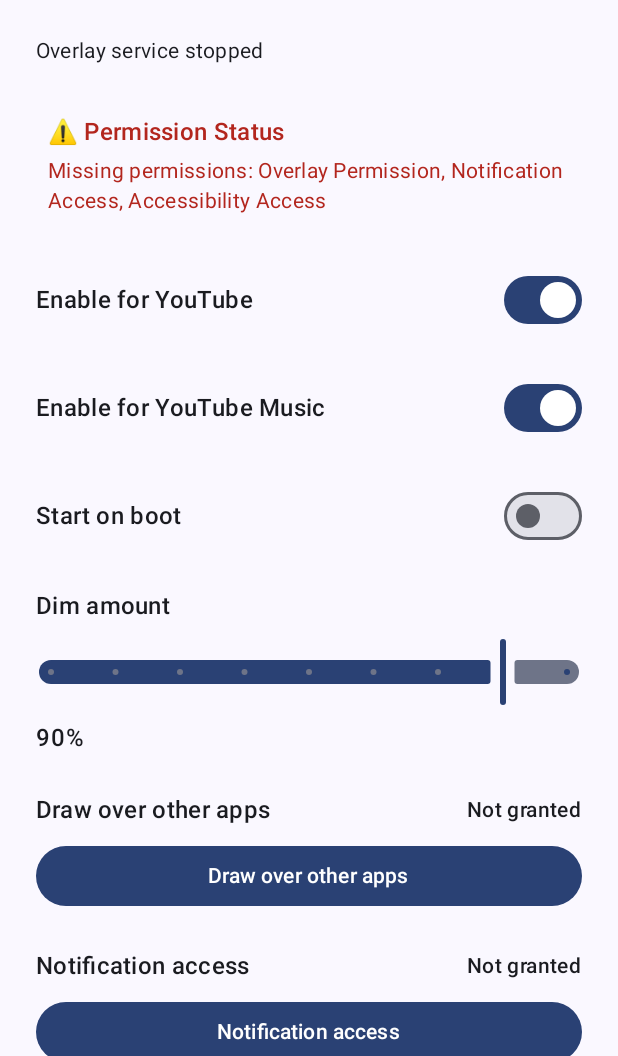
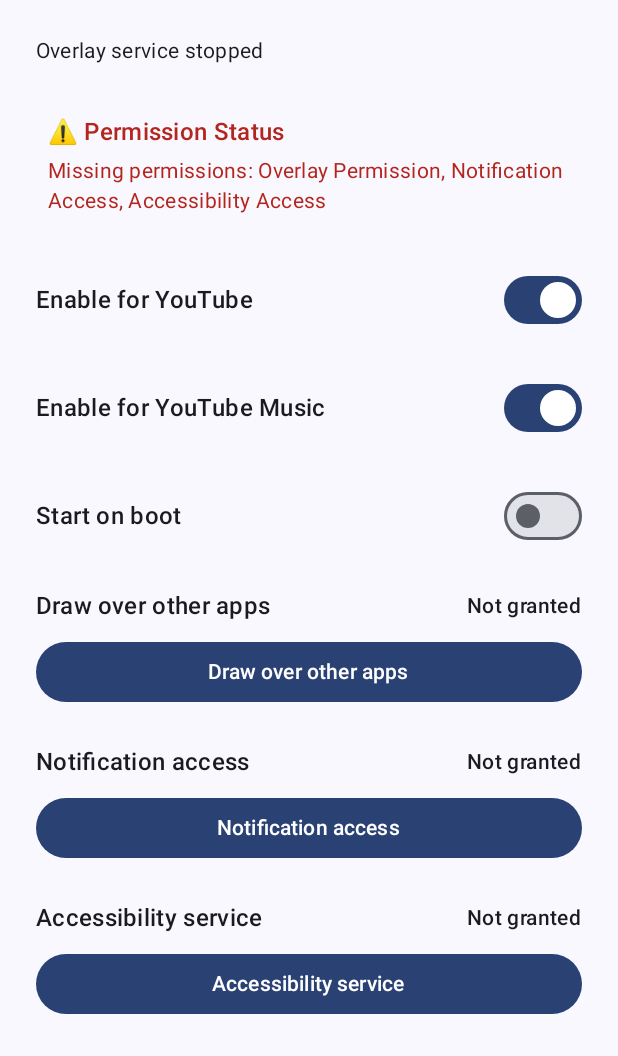
Before and after one commit to Polaralias/AudioFocus, an Android app built with Jetpack Compose: the SettingsActivity screen opened directly, with no data from a screen before it, on a phone screen of 412 x 824 dp, the part 180-1236 px from its top. Run offline under Robolectric (Android 15) with nearby library versions, the phone set to English and light mode, and no system bars.

Commit message:
Remove dim amount preference and enforce opaque overlay

```diff
--- a/app/src/main/java/com/polaralias/audiofocus/data/OverlayPreferences.kt
+++ b/app/src/main/java/com/polaralias/audiofocus/data/OverlayPreferences.kt
@@ -4,5 +4,4 @@ data class OverlayPreferences(
     val enableYouTube: Boolean = true,
     val enableYouTubeMusic: Boolean = true,
     val startOnBoot: Boolean = false,
-    val dimAmount: Float = 0.9f
 )
--- a/app/src/main/java/com/polaralias/audiofocus/model/OverlayState.kt
+++ b/app/src/main/java/com/polaralias/audiofocus/model/OverlayState.kt
@@ -2,6 +2,6 @@ package com.polaralias.audiofocus.model
 
 sealed interface OverlayState {
     data object None : OverlayState
-    data class Fullscreen(val maskAlpha: Float = 1f) : OverlayState
-    data class Partial(val heightRatio: Float = 5f / 6f, val maskAlpha: Float = 1f) : OverlayState
+    data object Fullscreen : OverlayState
+    data class Partial(val heightRatio: Float = 5f / 6f) : OverlayState
 }
--- a/app/src/main/java/com/polaralias/audiofocus/overlay/OverlayLayoutFactory.kt
+++ b/app/src/main/java/com/polaralias/audiofocus/overlay/OverlayLayoutFactory.kt
@@ -16,7 +16,7 @@ object OverlayLayoutFactory {
                 Log.d(TAG, "No overlay state, returning null layout")
                 null
             }
-            is OverlayState.Fullscreen -> {
+            OverlayState.Fullscreen -> {
                 Log.d(TAG, "Creating fullscreen mask layout")
                 createMaskLayout(
                     context,
--- a/app/src/main/java/com/polaralias/audiofocus/settings/SettingsActivity.kt
+++ b/app/src/main/java/com/polaralias/audiofocus/settings/SettingsActivity.kt
@@ -27,7 +27,6 @@ import androidx.compose.foundation.rememberScrollState
 import androidx.compose.foundation.verticalScroll
 import androidx.compose.material3.Button
 import androidx.compose.material3.MaterialTheme
-import androidx.compose.material3.Slider
 import androidx.compose.material3.Surface
 import androidx.compose.material3.Switch
 import androidx.compose.material3.Text
@@ -150,7 +149,6 @@ class SettingsActivity : ComponentActivity() {
                                 onToggleYouTube = viewModel::setEnableYouTube,
                                 onToggleYouTubeMusic = viewModel::setEnableYouTubeMusic,
                                 onToggleStartOnBoot = viewModel::setStartOnBoot,
-                                onDimAmountChange = viewModel::setDimAmount,
                                 onRequestOverlay = { openOverlayPermission() },
                                 onRequestNotification = {
                                     if (Build.VERSION.SDK_INT >= Build.VERSION_CODES.TIRAMISU &&
@@ -237,7 +235,6 @@ private fun SettingsScreen(
     onToggleYouTube: (Boolean) -> Unit,
     onToggleYouTubeMusic: (Boolean) -> Unit,
     onToggleStartOnBoot: (Boolean) -> Unit,
-    onDimAmountChange: (Float) -> Unit,
     onRequestOverlay: () -> Unit,
     onRequestNotification: () -> Unit,
     onRequestAccessibility: () -> Unit
@@ -357,24 +354,6 @@ private fun SettingsScreen(
                 checked = state.preferences.startOnBoot,
                 onToggle = onToggleStartOnBoot
             )
-            Column(verticalArrangement = Arrangement.spacedBy(8.dp)) {
-                Text(
-                    text = stringResource(id = R.string.dim_amount),
-                    style = MaterialTheme.typography.titleMedium,
-                    color = MaterialTheme.colorScheme.onBackground
-                )
-                Slider(
-                    value = state.preferences.dimAmount,
-                    onValueChange = onDimAmountChange,
-                    valueRange = 0.2f..1f,
-                    steps = 7
-                )
-                Text(
-                    text = String.format("%.0f%%", state.preferences.dimAmount * 100f),
-                    fontWeight = FontWeight.Medium,
-                    color = MaterialTheme.colorScheme.onBackground
-                )
-            }
             PermissionRow(
                 title = stringResource(id = R.string.permission_overlay),
                 granted = state.hasOverlayPermission,
--- a/app/src/main/java/com/polaralias/audiofocus/settings/SettingsViewModel.kt
+++ b/app/src/main/java/com/polaralias/audiofocus/settings/SettingsViewModel.kt
@@ -42,7 +42,10 @@ class SettingsViewModel(application: Application) : AndroidViewModel(application
                         _uiState.update { it.copy(isLoading = false) }
                     }
                     .collectLatest { prefs ->
-                        Log.d(TAG, "Preferences received: enableYouTube=${prefs.enableYouTube}, enableYouTubeMusic=${prefs.enableYouTubeMusic}, startOnBoot=${prefs.startOnBoot}, dimAmount=${prefs.dimAmount}")
+                        Log.d(
+                            TAG,
+                            "Preferences received: enableYouTube=${prefs.enableYouTube}, enableYouTubeMusic=${prefs.enableYouTubeMusic}, startOnBoot=${prefs.startOnBoot}"
+                        )
                         _uiState.update { it.copy(preferences = prefs, isLoading = false) }
                         Log.d(TAG, "UI state updated with preferences, isLoading=false")
                     }
@@ -172,14 +175,4 @@ class SettingsViewModel(application: Application) : AndroidViewModel(application
             }
         }
     }
-
-    fun setDimAmount(alpha: Float) {
-        viewModelScope.launch {
-            try {
-                repository.setDimAmount(alpha)
-            } catch (e: Exception) {
-                Log.e(TAG, "Error setting dim amount to $alpha", e)
-            }
-        }
-    }
 }
--- a/app/src/main/res/values/strings.xml
+++ b/app/src/main/res/values/strings.xml
@@ -4,7 +4,6 @@
     <string name="toggle_youtube">Enable for YouTube</string>
     <string name="toggle_youtube_music">Enable for YouTube Music</string>
     <string name="toggle_boot">Start on boot</string>
-    <string name="dim_amount">Dim amount</string>
     <string name="permission_overlay">Draw over other apps</string>
     <string name="permission_notification">Notification access</string>
     <string name="permission_accessibility">Accessibility service</string>
```
Also changed, not shown: app/src/main/java/com/polaralias/audiofocus/data/PreferencesRepository.kt (+0 -8 lines), app/src/main/java/com/polaralias/audiofocus/policy/PolicyEngine.kt (+4 -7 lines), app/src/main/java/com/polaralias/audiofocus/service/OverlayService.kt (+10 -11 lines), 3 other files.
